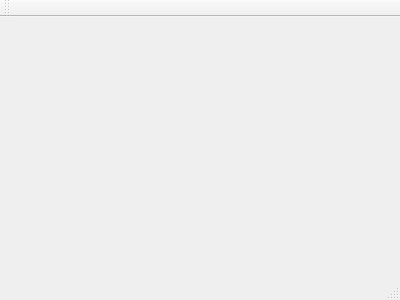
Above: server/src/mainwindow.ui from mariarti91/diplom before the change. Below: the same form after it.
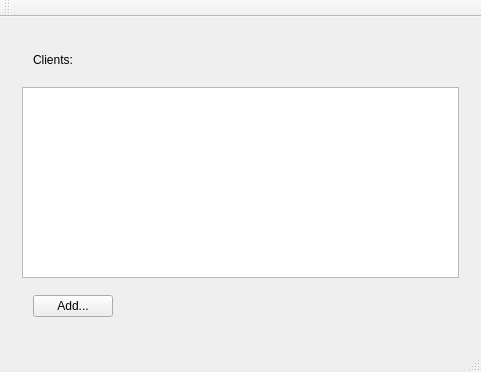
That is the form after the change.

What changed in the file:
```diff
--- a/server/src/mainwindow.ui
+++ b/server/src/mainwindow.ui
@@ -1,24 +1,103 @@
 <ui version="4.0">
  <class>MainWindow</class>
- <widget class="QMainWindow" name="MainWindow" >
-  <property name="geometry" >
+ <widget class="QMainWindow" name="MainWindow">
+  <property name="geometry">
    <rect>
     <x>0</x>
     <y>0</y>
-    <width>400</width>
-    <height>300</height>
+    <width>481</width>
+    <height>372</height>
    </rect>
   </property>
   <property name="windowTitle" >
    <string>MainWindow</string>
   </property>
-  <widget class="QMenuBar" name="menuBar" />
-  <widget class="QToolBar" name="mainToolBar" />
-  <widget class="QWidget" name="centralWidget" />
-  <widget class="QStatusBar" name="statusBar" />
+  <widget class="QWidget" name="centralWidget">
+   <layout class="QHBoxLayout" name="horizontalLayout_3">
+    <item>
+     <widget class="QWidget" name="widget" native="true">
+      <layout class="QVBoxLayout" name="verticalLayout">
+       <item>
+        <widget class="QWidget" name="widget_2" native="true">
+         <layout class="QHBoxLayout" name="horizontalLayout">
+          <item>
+           <widget class="QLabel" name="label">
+            <property name="text">
+             <string>Clients:</string>
+            </property>
+           </widget>
+          </item>
+          <item>
+           <spacer name="horizontalSpacer">
+            <property name="orientation">
+             <enum>Qt::Horizontal</enum>
+            </property>
+            <property name="sizeHint" stdset="0">
+             <size>
+              <width>375</width>
+              <height>20</height>
+             </size>
+            </property>
+           </spacer>
+          </item>
+         </layout>
+        </widget>
+       </item>
+       <item>
+        <widget class="QTextEdit" name="teClients"/>
+       </item>
+       <item>
+        <widget class="QWidget" name="widget_3" native="true">
+         <layout class="QHBoxLayout" name="horizontalLayout_2">
+          <item>
+           <widget class="QPushButton" name="pbAddClient">
+            <property name="text">
+             <string>Add...</string>
+            </property>
+           </widget>
+          </item>
+          <item>
+           <spacer name="horizontalSpacer_2">
+            <property name="orientation">
+             <enum>Qt::Horizontal</enum>
+            </property>
+            <property name="sizeHint" stdset="0">
+             <size>
+              <width>338</width>
+              <height>20</height>
+             </size>
+            </property>
+           </spacer>
+          </item>
+         </layout>
+        </widget>
+       </item>
+      </layout>
+     </widget>
+    </item>
+   </layout>
+  </widget>
+  <widget class="QMenuBar" name="menuBar">
+   <property name="geometry">
+    <rect>
+     <x>0</x>
+     <y>0</y>
+     <width>481</width>
+     <height>23</height>
+    </rect>
+   </property>
+  </widget>
+  <widget class="QToolBar" name="mainToolBar">
+   <attribute name="toolBarArea">
+    <enum>TopToolBarArea</enum>
+   </attribute>
+   <attribute name="toolBarBreak">
+    <bool>false</bool>
+   </attribute>
+  </widget>
+  <widget class="QStatusBar" name="statusBar"/>
  </widget>
- <layoutDefault spacing="6" margin="11" />
- <pixmapfunction></pixmapfunction>
+ <layoutdefault spacing="6" margin="11"/>
  <resources/>
  <connections/>
 </ui>
```
Left out of the diff: 25 changed lines with no effect on the pictures.
